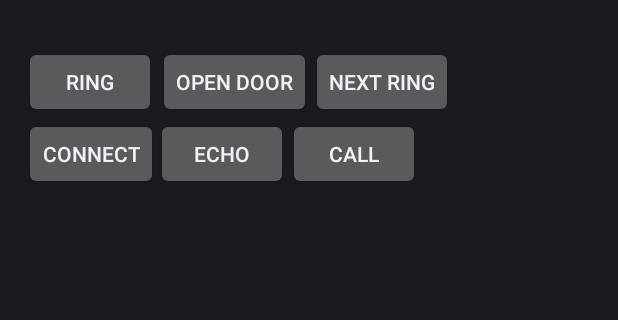
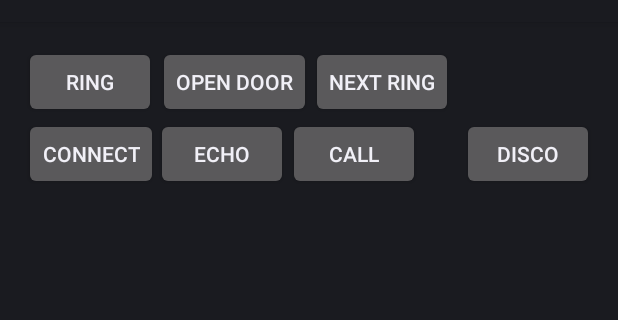
Before and after one commit to jgaut/apprtc, an Android app: the screen it shows after launch (MainActivity), after a tap on "OPEN DOOR", on a phone screen of 412 x 824 dp, the part 62-382 px from its top. Run offline under Robolectric (Android 15) with nearby library versions, the phone set to English and light mode, and no system bars; libraries missing offline, so code that uses them is left out: com.google.android.things, org.java_websocket, org.java_websocket.drafts; pictures from the network do not load; 10 statements that could not run were skipped.

```diff
--- a/app/src/main/java/org/appspot/apprtc/third/MainActivity.java
+++ b/app/src/main/java/org/appspot/apprtc/third/MainActivity.java
@@ -48,6 +48,7 @@ public class MainActivity extends Activity {
     private Button bOpenDoor;
     private Button bEcho;
     private Button bConnect;
+    private Button bDisconnect;
     private Button bRing;
     private Button bCall;
     private Button bNextRing;
@@ -140,6 +141,7 @@ public class MainActivity extends Activity {
             bOpenDoor = (Button) findViewById(R.id.bOpenDoor);
             bEcho = (Button) findViewById(R.id.bEcho);
             bConnect = (Button) findViewById(R.id.bConnect);
+            bDisconnect = (Button) findViewById(R.id.bDisconnect);
             bRing = (Button) findViewById(R.id.bRing);
             bCall = (Button) findViewById(R.id.bCall);
             bNextRing = (Button) findViewById(R.id.bNextRing);
@@ -147,35 +149,42 @@ public class MainActivity extends Activity {
             bOpenDoor.setOnClickListener(new View.OnClickListener() {
                 @Override
                 public void onClick(View view) {
-                    MyDataActivity.getMyWebSocketClientManager().getMyWebSocketClient().send("open door");
+                    MyDataActivity.getMyWebSocketClientManager().send("open door");
                 }
             });
 
             bEcho.setOnClickListener(new View.OnClickListener() {
                 @Override
                 public void onClick(View view) {
-                    MyDataActivity.getMyWebSocketClientManager().getMyWebSocketClient().send("echo");
+                    MyDataActivity.getMyWebSocketClientManager().send("echo");
                 }
             });
 
             bConnect.setOnClickListener(new View.OnClickListener() {
                 @Override
                 public void onClick(View view) {
-                    MyDataActivity.getMyWebSocketClientManager().connect(0);
+                    MyDataActivity.getMyWebSocketClientManager().connect();
+                }
+            });
+
+            bDisconnect.setOnClickListener(new View.OnClickListener() {
+                @Override
+                public void onClick(View view) {
+                    MyDataActivity.getMyWebSocketClientManager().disconnect();
                 }
             });
 
             bRing.setOnClickListener(new View.OnClickListener() {
                 @Override
                 public void onClick(View view) {
-                    MyDataActivity.getMyWebSocketClientManager().getMyWebSocketClient().send("ring");
+                    MyDataActivity.getMyWebSocketClientManager().send("ring");
                 }
             });
 
             bNextRing.setOnClickListener(new View.OnClickListener() {
                 @Override
                 public void onClick(View view) {
-                    MyDataActivity.getMyWebSocketClientManager().getMyWebSocketClient().send("next ring");
+                    MyDataActivity.getMyWebSocketClientManager().send("next ring");
                 }
             });
 
@@ -183,13 +192,13 @@ public class MainActivity extends Activity {
                 @Override
                 public void onClick(View view) {
                     Random randomGenerator = new Random();
-                    message = "intercom"+Math.abs(randomGenerator.nextInt(100));
+                    message = "intercom"+Math.abs(randomGenerator.nextInt(10000));
                     Log.i(TAG, "https://appr.tc/r/"+message);
-                    MyDataActivity.getMyWebSocketClientManager().getMyWebSocketClient().send(message);
+                    MyDataActivity.getMyWebSocketClientManager().send(message);
                     MyDataActivity.getConnectActivity().launchCall(message);
                 }
             });
-            MyDataActivity.getMyWebSocketClientManager().connect(0);
+            MyDataActivity.getMyWebSocketClientManager().connect();
         }
 
         MyDataActivity.setMainActivity(this);
--- a/app/src/main/java/org/appspot/apprtc/third/MyWebSocketClientManager.java
+++ b/app/src/main/java/org/appspot/apprtc/third/MyWebSocketClientManager.java
@@ -1,4 +1,6 @@
 package org.appspot.apprtc.third;
+
+import android.util.Log;
 
 import org.java_websocket.drafts.Draft_6455;
 
@@ -9,21 +11,16 @@ import java.net.URISyntaxException;
  * Created by jgautier on 10/01/2018.
  */
 
-public class MyWebSocketClientManager extends Thread{
-
+public class MyWebSocketClientManager {
+    private String TAG = this.getClass().toString();
     private MyWebSocketClient myWebSocketClient;
 
-    public MyWebSocketClient getMyWebSocketClient() {
-        return myWebSocketClient;
+
+    MyWebSocketClientManager(){
+        super();
     }
 
-    public void setMyWebSocketClient(MyWebSocketClient myWebSocketClient) {
-        this.myWebSocketClient = myWebSocketClient;
-    }
-
-    MyWebSocketClientManager(){}
-
-    public void connect(int timeout) {
+    public void connect() {
         try {
             if (myWebSocketClient != null && myWebSocketClient.isOpen()) {
                 myWebSocketClient.close();
@@ -33,10 +30,15 @@ public class MyWebSocketClientManager extends Thread{
             e.printStackTrace();
         }
         myWebSocketClient.connect();
-        try {
-            Thread.sleep(timeout);
-        } catch (InterruptedException e) {
-            e.printStackTrace();
+    }
+
+    public void disconnect() {
+        if (myWebSocketClient != null) {
+            myWebSocketClient.close();
         }
     }
+
+    public void send(String str){
+        this.myWebSocketClient.send(str);
+    }
 }
--- a/app/src/main/java/org/appspot/apprtc/third/MyWebSocketServer.java
+++ b/app/src/main/java/org/appspot/apprtc/third/MyWebSocketServer.java
@@ -70,7 +70,7 @@ public class MyWebSocketServer extends WebSocketServer {
             } else if (message.startsWith("intercom")){
                 if(MyDataActivity.getCallActivity()!=null){
                     Log.i(TAG, "Cancel old call");
-                    MyDataActivity.getCallActivity().onCallHangUp();
+                    //MyDataActivity.getCallActivity().onCallHangUp();
                 }
                 MyDataActivity.getConnectActivity().launchCall(message);
                 Log.i(TAG, "https://appr.tc/r/"+message);
--- a/app/src/main/res/layout/activity_main.xml
+++ b/app/src/main/res/layout/activity_main.xml
@@ -47,7 +47,6 @@
         android:id="@+id/bNextRing"
         android:layout_width="wrap_content"
         android:layout_height="wrap_content"
-        android:layout_above="@+id/editTextRoomId"
         android:layout_toEndOf="@+id/bOpenDoor"
         android:text="Next Ring" />
 
@@ -68,6 +67,15 @@
         android:text="Connect" />
 
     <Button
+        android:id="@+id/bDisconnect"
+        android:layout_width="wrap_content"
+        android:layout_height="wrap_content"
+        android:layout_alignBaseline="@+id/bCall"
+        android:layout_alignBottom="@+id/bCall"
+        android:layout_alignParentEnd="true"
+        android:text="Disco" />
+
+    <Button
         android:id="@+id/bCall"
         android:layout_width="wrap_content"
         android:layout_height="wrap_content"
```
Also changed, not shown: app/src/main/java/org/appspot/apprtc/third/MyWebSocketClient.java (+6 -4 lines).
